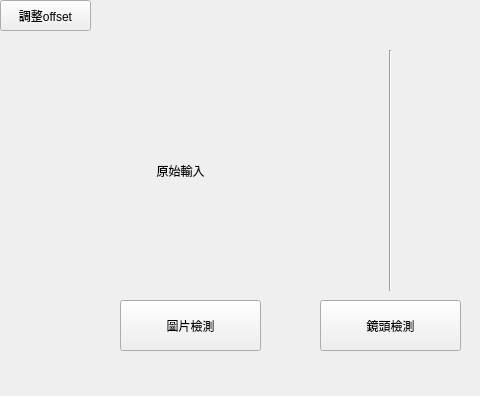
First picture: the form in ui/main_window.ui, repository wade00754/pmc-5axis-yolo, before the edit; both pictures show x 0 to 480 and y 0 to 396 of the 795 by 396 pixel window.
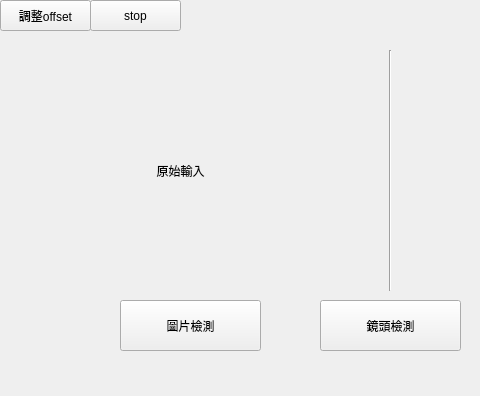
Second picture: the form after the edit.

Commit message: 新增停止按鈕

```diff
--- a/ui/main_window.ui
+++ b/ui/main_window.ui
@@ -117,6 +117,19 @@
      <string>調整offset</string>
     </property>
    </widget>
+   <widget class="QPushButton" name="button_stop">
+    <property name="geometry">
+     <rect>
+      <x>90</x>
+      <y>0</y>
+      <width>91</width>
+      <height>31</height>
+     </rect>
+    </property>
+    <property name="text">
+     <string>stop</string>
+    </property>
+   </widget>
   </widget>
   <widget class="QStatusBar" name="statusbar"/>
  </widget>
```
The commit also changes 2 other files.
